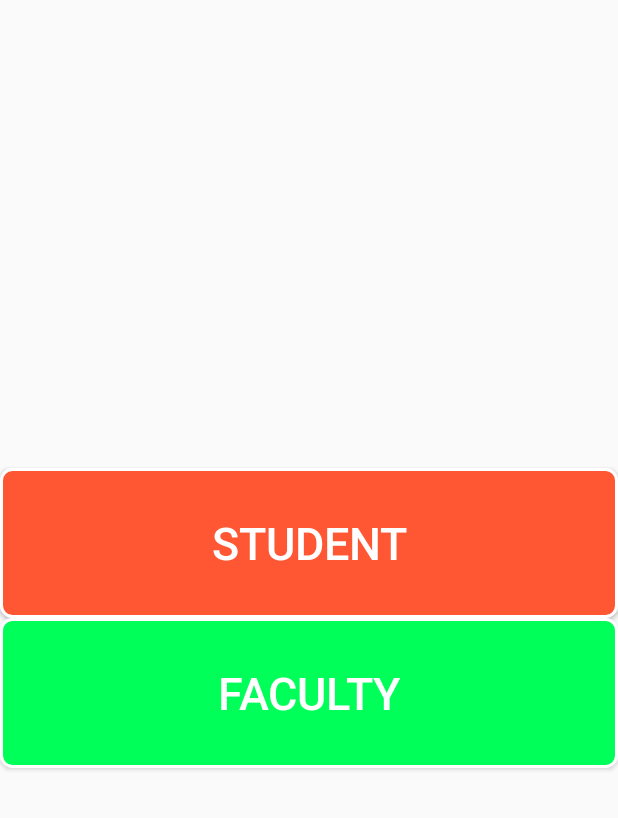
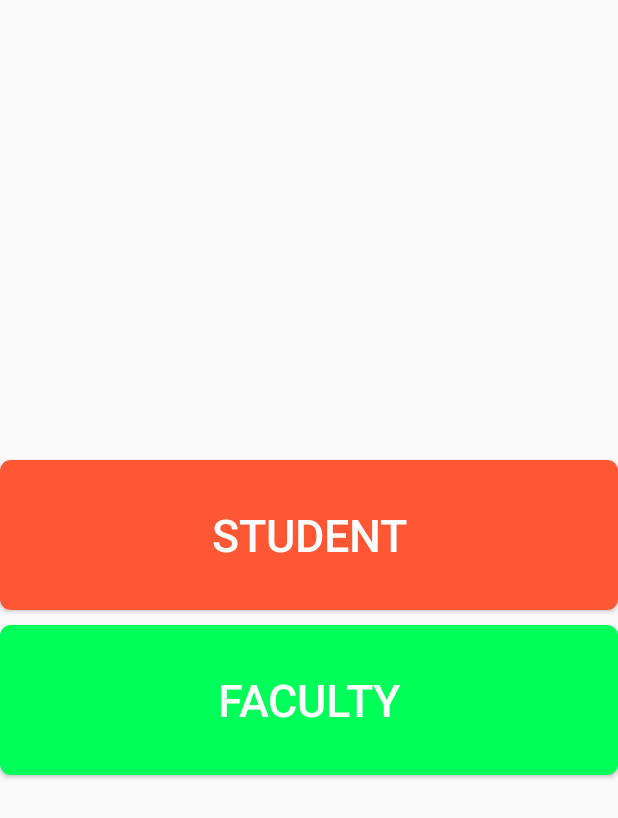
Before and after one commit to mdshamoon/ExamPortal, an Android app: the screen it shows after launch (homeactivity), on a phone screen of 412 x 824 dp. Shown: the top 818 px of the screen. Run offline under Robolectric (Android 15) with nearby library versions, the phone set to English and light mode, and no system bars.

```diff
--- a/app/build.gradle
+++ b/app/build.gradle
@@ -25,4 +25,5 @@ dependencies {
     testImplementation 'junit:junit:4.12'
     androidTestImplementation 'com.android.support.test:runner:1.0.2'
     androidTestImplementation 'com.android.support.test.espresso:espresso-core:3.0.2'
+    implementation 'com.android.volley:volley:1.1.1'
 }
--- a/app/src/main/AndroidManifest.xml
+++ b/app/src/main/AndroidManifest.xml
@@ -1,7 +1,7 @@
 <?xml version="1.0" encoding="utf-8"?>
 <manifest xmlns:android="http://schemas.android.com/apk/res/android"
     package="com.example.mdshamoon.examportal">
-
+<uses-permission android:name="android.permission.INTERNET"></uses-permission>
     <application
         android:allowBackup="true"
         android:icon="@mipmap/ic_launcher"
--- a/app/src/main/java/com/example/mdshamoon/examportal/Student_login.java
+++ b/app/src/main/java/com/example/mdshamoon/examportal/Student_login.java
@@ -11,7 +11,7 @@ public class Student_login extends AppCompatActivity {
     @Override
     protected void onCreate(Bundle savedInstanceState) {
         super.onCreate(savedInstanceState);
-        setContentView(R.layout.activity_faculty_login);
+        setContentView(R.layout.activity_student_login);
         fregister=findViewById(R.id.btn_signup);
         fregister.setOnClickListener(new View.OnClickListener() {
             @Override
--- a/app/src/main/res/drawable/shape2.xml
+++ b/app/src/main/res/drawable/shape2.xml
@@ -1,12 +1,7 @@
 <?xml version="1.0" encoding="utf-8"?>
 <shape xmlns:android="http://schemas.android.com/apk/res/android" >
-    <stroke android:width="2dp"
-        android:color="#FFFFFF"/>
-    <gradient
-        android:angle="225"
-        android:startColor="#FF5733"
-        android:endColor="#FF5733"
-        />
+
+   <solid android:color="#FF5733"></solid>
     <corners
 
         android:radius="7dp"/>
--- a/app/src/main/res/drawable/shape4.xml
+++ b/app/src/main/res/drawable/shape4.xml
@@ -1,12 +1,7 @@
 <?xml version="1.0" encoding="utf-8"?>
 <shape xmlns:android="http://schemas.android.com/apk/res/android" >
-    <stroke android:width="2dp"
-        android:color="#FFFFFF"/>
-    <gradient
-        android:angle="225"
-        android:startColor="#00FF59"
-        android:endColor="#00FF59"
-        />
+
+  <solid android:color="#00ff59"></solid>
     <corners
         android:bottomLeftRadius="7dp"
         android:bottomRightRadius="7dp"
--- a/app/src/main/res/layout/activity_homeactivity.xml
+++ b/app/src/main/res/layout/activity_homeactivity.xml
@@ -21,6 +21,7 @@ android:textSize="30sp"
         android:background="@drawable/shape2"/>
 
     <Button
+        android:layout_marginTop="10dp"
         android:id="@+id/faculty"
         android:layout_width="match_parent"
         android:layout_height="100dp"
--- a/app/src/main/res/layout/activity_student_login.xml
+++ b/app/src/main/res/layout/activity_student_login.xml
@@ -43,7 +43,7 @@
                     android:id="@+id/input_id"
                     android:layout_width="match_parent"
                     android:layout_height="wrap_content"
-                    android:hint="Username"
+                    android:hint="Roll No"
                     android:padding="8dp"
                     android:drawableLeft="@drawable/ic_email"
                     android:background="@drawable/oval_shape_edittext"
@@ -66,6 +66,7 @@
                     android:layout_height="wrap_content"
                     android:hint="Password"
                     android:padding="8dp"
+                    android:drawableStart="@drawable/password"
                     android:background="@drawable/oval_shape_edittext"
                     android:drawablePadding="15dp"
                     android:inputType="textPassword" />
--- a/app/src/main/res/layout/activity_student_register.xml
+++ b/app/src/main/res/layout/activity_student_register.xml
@@ -160,6 +160,7 @@
         android:focusableInTouchMode="true"
         >
             <Button
+                android:id="@+id/register"
                 android:background="@drawable/oval_shape_login"
                 android:layout_width="match_parent"
                 android:layout_height="wrap_content"
```
Also changed, not shown: app/src/main/java/com/example/mdshamoon/examportal/Appsingleton.java (added, +40 -0 lines), app/src/main/java/com/example/mdshamoon/examportal/Student_register.java (+127 -0 lines).
